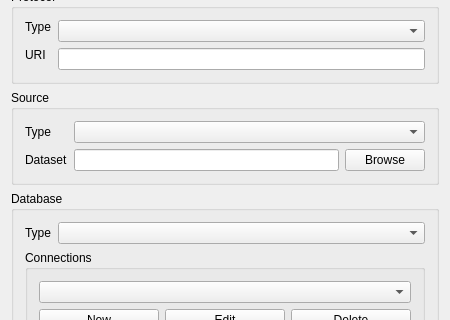
First picture: the form in src/ui/qgsogrsourceselectbase.ui, repository carsmie/QGIS, before the edit; both pictures show x 0 to 450 and y 121 to 441 of the 450 by 575 pixel window.
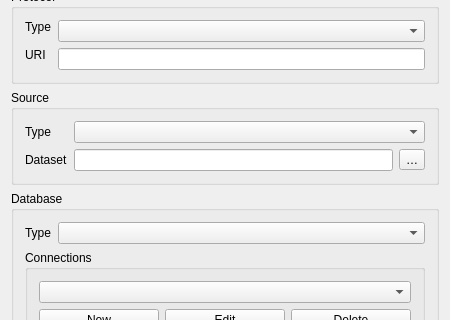
Second picture: the form after the edit. Icons and pictures are not drawn.

Commit message: harmonize open raster and open vector UIs

What changed in the file:
```diff
--- a/src/ui/qgsogrsourceselectbase.ui
+++ b/src/ui/qgsogrsourceselectbase.ui
@@ -127,9 +127,9 @@
        </widget>
       </item>
       <item row="1" column="3">
-       <widget class="QPushButton" name="buttonSelectSrc">
+       <widget class="QToolButton" name="buttonSelectSrc">
         <property name="text">
-         <string>Browse</string>
+         <string>…</string>
         </property>
        </widget>
       </item>
```
The commit also changes 1 other file.
